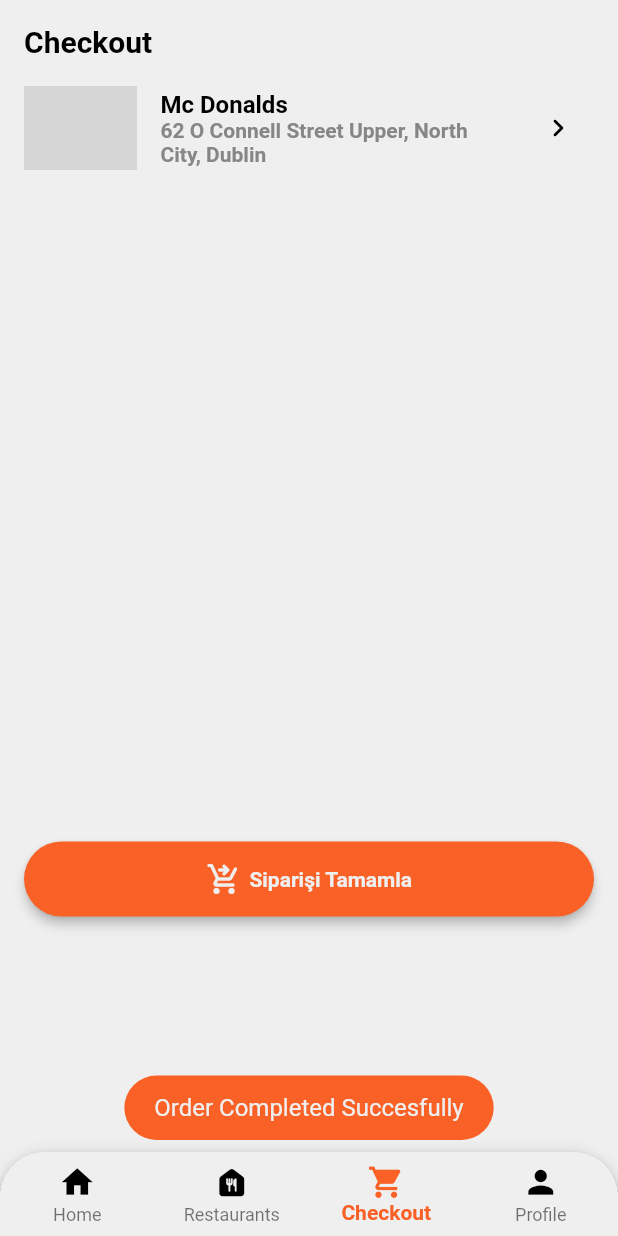
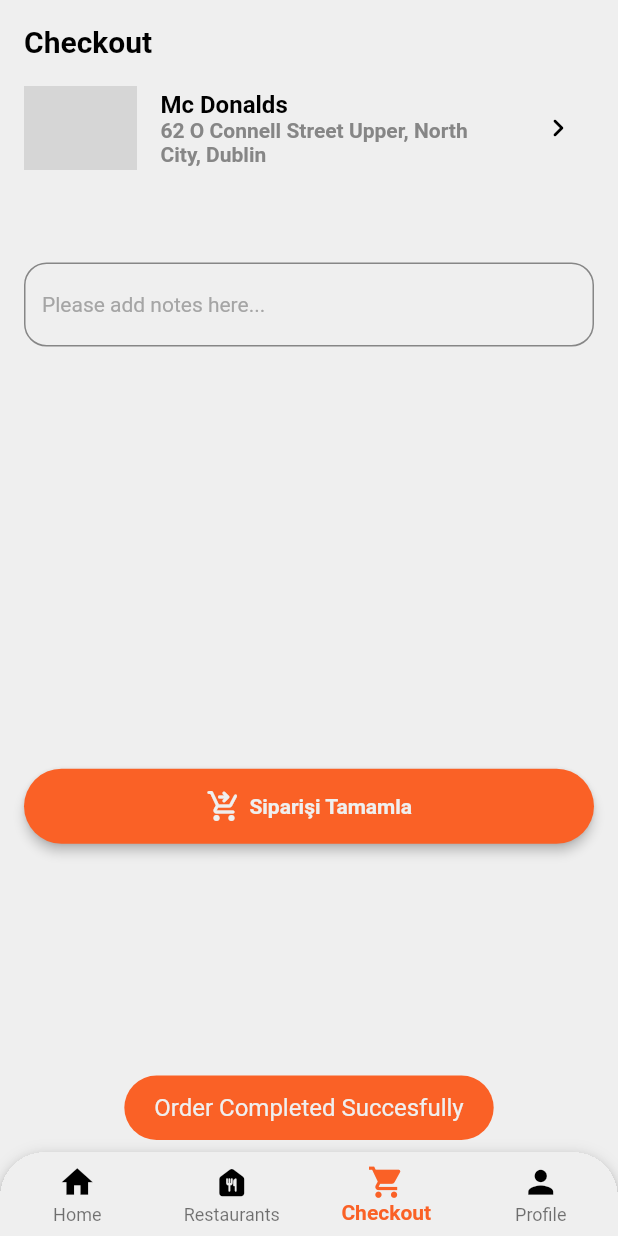
Before and after one commit to gorkemtoprak/LeanScale-Assignment, a Flutter app: the screen it shows after launch, item 3 of the bottom bar chosen, after a tap on "Siparişi Tamamla", on a phone screen of 412 x 824 dp. Run offline on Flutter 3.47's test engine with Material 2 defaults, Android fonts, the phone set to English and light mode, and no system bars; our stand-ins replace auto_route, flutter_slidable, fluttertoast, hive, hive_flutter, lottie and 1 more; accounts and stored records are empty; network calls fail; grey boxes are pictures that could not be loaded.

Commit message:
ADD: Theme management and provider added also some bugs are fixed

```diff
--- /dev/null
+++ b/lib/core/enums/theme_enums.dart
@@ -0,0 +1 @@
+enum AppThemes { dark, light }
--- /dev/null
+++ b/lib/core/init/provider/provider_list.dart
@@ -0,0 +1,19 @@
+import 'package:lean_scale_case/core/init/provider/theme_notifier.dart';
+import 'package:provider/provider.dart';
+import 'package:provider/single_child_widget.dart';
+
+class ApplicationProvider {
+  static ApplicationProvider? _instance;
+
+  static ApplicationProvider? get instance {
+    _instance ??= ApplicationProvider._init();
+    return _instance;
+  }
+
+  ApplicationProvider._init();
+
+  List<SingleChildWidget> singleItems = [];
+  List<SingleChildWidget> dependItems = [
+    ChangeNotifierProvider(create: (context) => ThemeNotifier()),
+  ];
+}
--- /dev/null
+++ b/lib/core/init/provider/theme_notifier.dart
@@ -0,0 +1,17 @@
+import '../../enums/theme_enums.dart';
+import '../theme/app_theme_light.dart';
+import 'package:flutter/material.dart';
+
+class ThemeNotifier extends ChangeNotifier {
+  ThemeData _currentTheme = AppThemeLight.instance!.theme;
+  ThemeData get currentTheme => _currentTheme;
+
+  void changeTheme(AppThemes theme) {
+    if (theme == AppThemes.light) {
+      _currentTheme = AppThemeLight.instance!.theme;
+    } else {
+      _currentTheme = ThemeData.dark();
+    }
+    notifyListeners();
+  }
+}
--- /dev/null
+++ b/lib/core/init/theme/app_theme.dart
@@ -0,0 +1,5 @@
+import 'package:flutter/material.dart';
+
+abstract class AppTheme {
+  ThemeData? themeData;
+}
--- /dev/null
+++ b/lib/core/init/theme/app_theme_light.dart
@@ -0,0 +1,24 @@
+import 'package:flutter/material.dart';
+
+import 'light/light_theme_interface.dart';
+
+class AppThemeLight with ILightTheme {
+  static AppThemeLight? _instance;
+
+  static AppThemeLight? get instance {
+    _instance ??= AppThemeLight._init();
+    return _instance;
+  }
+
+  AppThemeLight._init();
+
+  ThemeData get theme => ThemeData(
+        primaryColor: colorSchema!.mainColor,
+        colorScheme: const ColorScheme.light().copyWith(
+          primary: colorSchema!.mainColor,
+          onPrimary: colorSchema!.greyish,
+          secondary: colorSchema!.secondaryElement,
+          onSecondary: colorSchema!.white,
+        ),
+      );
+}
--- /dev/null
+++ b/lib/core/init/theme/light/light_text_theme.dart
@@ -0,0 +1,10 @@
+class LightTextTheme {
+  static LightTextTheme? _color;
+
+  static LightTextTheme? get color {
+    _color ??= LightTextTheme._init();
+    return _color;
+  }
+
+  LightTextTheme._init();
+}
--- a/lib/features/checkout/checkout_view.dart
+++ b/lib/features/checkout/checkout_view.dart
@@ -4,6 +4,7 @@
 import 'package:hive/hive.dart';
 import 'package:lean_scale_case/features/checkout/widgets/restaurant_information_widget.dart';
 import 'package:lean_scale_case/models/restaurant_food_model.dart';
+import 'package:lean_scale_case/shared/custom_text_form_field.dart';
 
 import '../../core/utils/constants.dart';
 import '../../shared/custom_app_bar.dart';
@@ -37,6 +38,7 @@
 
   @override
   Widget build(BuildContext context) {
+    TextEditingController textEditingController = TextEditingController();
     return Scaffold(
       appBar: customAppBar('Checkout'),
       backgroundColor: Constants.white,
@@ -85,9 +87,21 @@
               );
             },
           ),
-          const Spacer(
-            flex: 2,
+          Padding(
+            padding: customPadding(),
+            child: CustomTextFormField(
+              onSaved: (text) {
+                // Users' notes about their orders will be recorded here.
+                textEditingController.text = text;
+              },
+              hint: 'Please add notes here...',
+              textCapitalization: TextCapitalization.none,
+              formatter: false,
+              inputFormatters: const [],
+              obscureText: false,
+            ),
           ),
+          const Spacer(),
           Padding(
             padding: customPadding(),
             child: Align(
@@ -99,6 +113,7 @@
                   setState(() {
                     listFoods.clear();
                   });
+                  textEditingController.clear();
                   Fluttertoast.showToast(
                     msg: 'Order Completed Succesfully',
                     toastLength: Toast.LENGTH_SHORT,
--- a/lib/main.dart
+++ b/lib/main.dart
@@ -4,7 +4,10 @@
 import 'package:hive_flutter/hive_flutter.dart';
 import 'package:lean_scale_case/models/restaurant_food_model.dart';
 import 'package:path_provider/path_provider.dart' as path_provider;
+import 'package:provider/provider.dart';
 
+import 'core/init/provider/provider_list.dart';
+import 'core/init/provider/theme_notifier.dart';
 import 'core/navigation/router.gr.dart';
 import 'models/food_model.dart';
 
@@ -16,7 +19,12 @@
   await Hive.openBox('fav_box');
   Hive.registerAdapter(FoodModelAdapter());
   Hive.registerAdapter(RestaurantFoodsAdapter());
-  runApp(MyApp());
+  runApp(
+    MultiProvider(
+      providers: [...ApplicationProvider.instance!.dependItems],
+      child: MyApp(),
+    ),
+  );
 }
 
 class MyApp extends StatelessWidget {
@@ -31,9 +39,7 @@
       routeInformationParser: _appRouter.defaultRouteParser(),
       title: 'LeanScale',
       debugShowCheckedModeBanner: false,
-      theme: ThemeData(
-        primarySwatch: Colors.blue,
-      ),
+      theme: Provider.of<ThemeNotifier>(context).currentTheme,
     );
   }
 }
--- a/lib/shared/custom_empty_view.dart
+++ b/lib/shared/custom_empty_view.dart
@@ -8,6 +8,7 @@
   @override
   Widget build(BuildContext context) {
     return Scaffold(
+      backgroundColor: Constants.white,
       body: Center(
         child: Lottie.network(
           'https://assets10.lottiefiles.com/packages/lf20_poqmycwy.json',
--- /dev/null
+++ b/lib/shared/custom_text_form_field.dart
@@ -0,0 +1,74 @@
+import 'package:flutter/material.dart';
+import 'package:flutter/services.dart';
+
+import '../core/utils/constants.dart';
+
+class CustomTextFormField extends StatelessWidget {
+  final void Function(String)? onSaved;
+  final bool? obscureText;
+  final FormFieldValidator<String>? validator;
+  final TextCapitalization? textCapitalization;
+  final String? hint;
+  final TextInputType? textInputType;
+  final bool? formatter;
+  final List<TextInputFormatter>? inputFormatters;
+
+  const CustomTextFormField({
+    Key? key,
+    this.onSaved,
+    this.obscureText,
+    this.validator,
+    this.textCapitalization,
+    this.hint,
+    this.textInputType,
+    this.formatter,
+    this.inputFormatters,
+  }) : super(key: key);
+
+  @override
+  Widget build(BuildContext context) {
+    return TextFormField(
+      validator: validator,
+      obscureText: obscureText!,
+      onChanged: onSaved,
+      textCapitalization: textCapitalization!,
+      keyboardType: textInputType,
+      inputFormatters: formatter! ? inputFormatters : [],
+      style: const TextStyle(
+        color: Constants.blackThree,
+        fontSize: 14,
+        fontWeight: FontWeight.w600,
+      ),
+      decoration: InputDecoration(
+        hintText: hint,
+        hintStyle: const TextStyle(
+          color: Constants.greyishThree,
+          fontSize: 14,
+          fontWeight: FontWeight.w400,
+        ),
+        focusedBorder: OutlineInputBorder(
+          borderSide: const BorderSide(
+            color: Constants.warmGrey,
+            width: 1.0,
+          ),
+          borderRadius: BorderRadius.circular(15.0),
+        ),
+        enabledBorder: OutlineInputBorder(
+          borderSide: const BorderSide(
+            color: Constants.warmGrey,
+            width: 1.0,
+          ),
+          borderRadius: BorderRadius.circular(15.0),
+        ),
+        filled: true,
+        fillColor: Constants.white,
+        errorStyle: const TextStyle(
+          fontSize: 12,
+          color: Constants.mainColor,
+          fontWeight: FontWeight.w600,
+          fontStyle: FontStyle.italic,
+        ),
+      ),
+    );
+  }
+}
--- a/pubspec.yaml
+++ b/pubspec.yaml
@@ -20,6 +20,7 @@
   hive: ^2.2.3
   hive_flutter: ^1.1.0
   equatable: ^2.0.3
+  provider: ^6.0.3
 
   #UTILS
   cupertino_icons: ^1.0.2
```
Also changed, not shown: lib/core/init/theme/light/light_color_schema.dart (added, +23 -0 lines), lib/core/init/theme/light/light_theme_interface.dart (added, +7 -0 lines), lib/features/categories/categories_view.dart (+17 -1 lines), lib/features/checkout/checkout_view_model.dart (deleted, +0 -14 lines), lib/features/restaurants/restaurants_view_model.dart (+0 -30 lines), lib/features/restaurants/subviews/restaurant_detailed_view.dart (+3 -32 lines), pubspec.lock.
